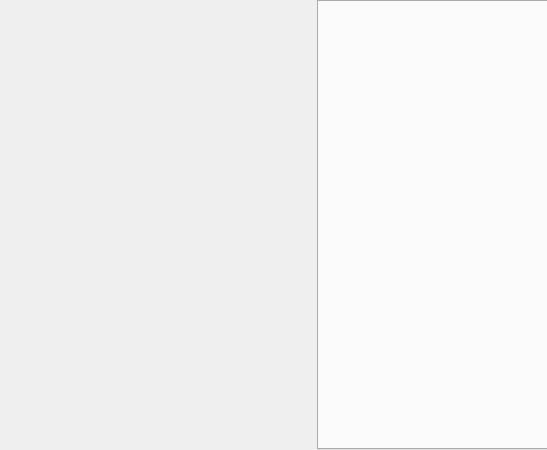
The window that IP-DebugTool/setting/set_mainwid.ui (ChinaClever/PDU-MonitorDebug) describes before a commit, drawn with Qt 5; both pictures show x 0 to 547 and y 0 to 450 of the 1001 by 450 pixel window.
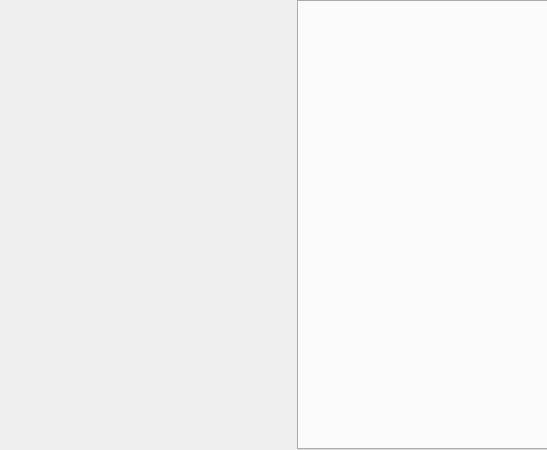
The same window after the commit.

The edit to the form file:
```diff
--- a/IP-DebugTool/setting/set_mainwid.ui
+++ b/IP-DebugTool/setting/set_mainwid.ui
@@ -27,10 +27,16 @@
     <widget class="QWidget" name="workWid" native="true">
      <property name="minimumSize">
       <size>
-       <width>300</width>
+       <width>280</width>
        <height>0</height>
       </size>
      </property>
+     <property name="maximumSize">
+      <size>
+       <width>280</width>
+       <height>16777215</height>
+      </size>
+     </property>
     </widget>
    </item>
    <item row="0" column="1">
```
